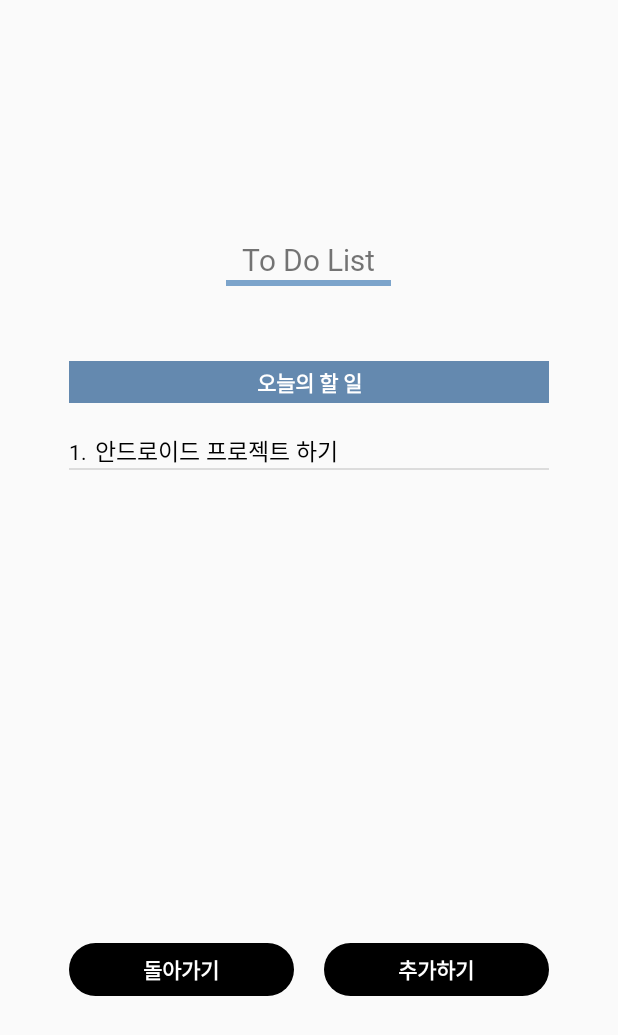
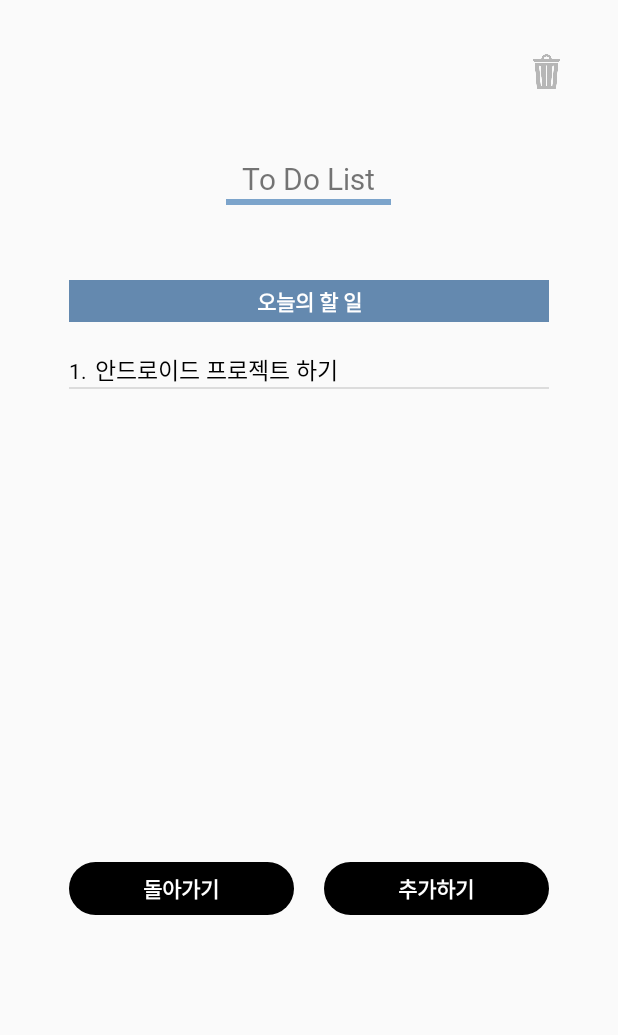
Before and after one commit to minjung03/SWchallenge_ToDa, an Android app: the ListActivity screen opened directly, with no data from a screen before it, on a phone screen of 412 x 824 dp. Shown: the top 1035 px of the screen. Run offline under Robolectric (Android 15) with nearby library versions, the phone set to English and light mode, and no system bars; 1 statement that could not run was skipped.

Commit message:
아이콘/뒤로가기 구현

```diff
--- a/app/src/main/java/com/cookandroid/to_da_project/Join.java
+++ b/app/src/main/java/com/cookandroid/to_da_project/Join.java
@@ -27,6 +27,8 @@ public class Join extends AppCompatActivity {
 
     String joinName, joinID, joinPW;
 
+
+
     protected void onCreate(@Nullable Bundle savedInstanceState) {
         super.onCreate(savedInstanceState);
         setContentView(R.layout.join);
@@ -36,6 +38,7 @@ public class Join extends AppCompatActivity {
         Ed_JoinName = findViewById(R.id.Ed_JoinName);
         Ed_JoinID = findViewById(R.id.Ed_JoinID);
         Ed_JoinPW = findViewById(R.id.Ed_JoinPW);
+
 
         /* DB 테스트 위한 요소&변수
         txName = findViewById(R.id.txName);
--- a/app/src/main/java/com/cookandroid/to_da_project/List.java
+++ b/app/src/main/java/com/cookandroid/to_da_project/List.java
@@ -2,10 +2,10 @@ package com.cookandroid.to_da_project;
 
 public class List {
 
-    int num;
+    Integer num;
     String list_value;
 
-    public List(int num, String list_value) {
+    public List(Integer num, String list_value) {
         this.num = num;
         this.list_value = list_value;
     }
--- a/app/src/main/java/com/cookandroid/to_da_project/ListActivity.java
+++ b/app/src/main/java/com/cookandroid/to_da_project/ListActivity.java
@@ -1,14 +1,9 @@
 package com.cookandroid.to_da_project;
 
-import android.graphics.Movie;
 import android.os.Bundle;
-import android.view.View;
-import android.widget.AdapterView;
 import android.widget.ListView;
-import android.widget.Toast;
 
 import androidx.appcompat.app.AppCompatActivity;
-import androidx.core.content.ContextCompat;
 
 import java.util.ArrayList;
 
@@ -19,7 +14,7 @@ public class ListActivity extends AppCompatActivity {
     ArrayList<List> listArray;
     List listitem;
 
-    int[] list_num = {0};
+    Integer[] list_num = {0};
     String[] list_value = {"안드로이드 프로젝트 하기"};
 
     @Override
@@ -30,7 +25,7 @@ public class ListActivity extends AppCompatActivity {
         Listview = findViewById(R.id.todoListView);
         listArray = new ArrayList<List>();
 
-        for (int i = 0; i < list_value.length; i++) {
+        for (int i = 0; i < list_num.length; i++) {
             listitem = new List(list_num[i], list_value[i]);
             listArray.add(listitem); //각 아이템을 List 클래스로 사용, Array에 add
         }
--- a/app/src/main/res/layout/todolist_list.xml
+++ b/app/src/main/res/layout/todolist_list.xml
@@ -2,10 +2,20 @@
 <LinearLayout xmlns:android="http://schemas.android.com/apk/res/android"
     android:orientation="vertical" android:layout_width="match_parent"
     android:layout_height="match_parent"
-    android:gravity="center"
+    android:gravity="center_horizontal"
     android:id="@+id/Todolist_list">
 
-    <TextView
+    <ImageView
+        android:layout_gravity="right"
+        android:id="@+id/imgView_setting"
+        android:layout_width="35dp"
+        android:layout_height="35dp"
+        android:src="@drawable/delete_icon"
+        android:layout_marginTop="30dp"
+        android:layout_marginRight="30dp" />
+
+   <TextView
+       android:layout_marginTop="40dp"
         android:layout_width="wrap_content"
         android:layout_height="wrap_content"
         android:text="To Do List"
```
Also changed, not shown: app/src/main/java/com/cookandroid/to_da_project/BackDoubleClick.java (added, +30 -0 lines), app/src/main/java/com/cookandroid/to_da_project/Login.java (+8 -0 lines), app/src/main/res/layout/main_menu_view.xml (+6 -4 lines), app/src/main/res/drawable-v24/delete_icon.png (added).
